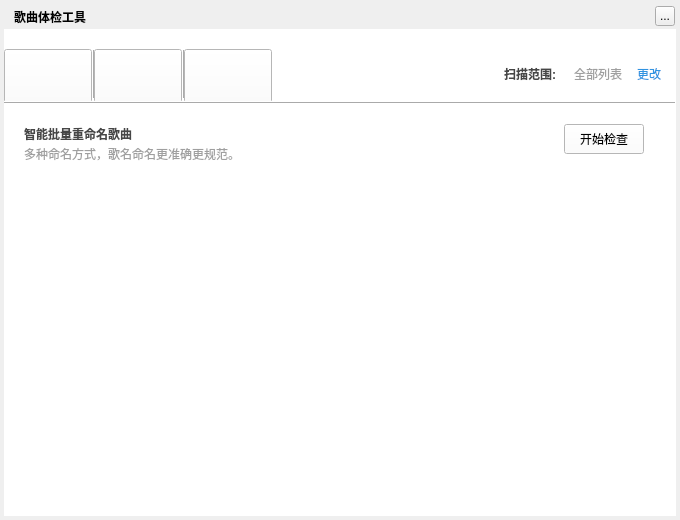
Old version of the form TTKCore/musicUi/musicToolsetswidget/musicsongchecktoolswidget.ui in the repository Greedysky/TTKMusicPlayer.
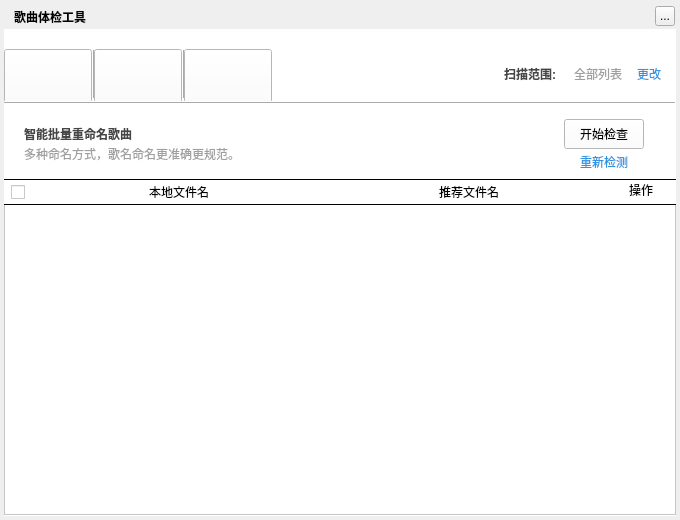
New version of the form. Custom widgets are drawn as their Qt base class.

Commit message: Optimized song check table widget[073402]

```diff
--- a/TTKCore/musicUi/musicToolsetswidget/musicsongchecktoolswidget.ui
+++ b/TTKCore/musicUi/musicToolsetswidget/musicsongchecktoolswidget.ui
@@ -123,7 +123,7 @@
       <property name="geometry">
        <rect>
         <x>560</x>
-        <y>20</y>
+        <y>15</y>
         <width>80</width>
         <height>30</height>
        </rect>
@@ -167,6 +167,141 @@
        <string>多种命名方式，歌名命名更准确更规范。</string>
       </property>
      </widget>
+     <widget class="MusicSongCheckToolsRenameTableWidget" name="renameTableWidget">
+      <property name="geometry">
+       <rect>
+        <x>0</x>
+        <y>100</y>
+        <width>672</width>
+        <height>311</height>
+       </rect>
+      </property>
+     </widget>
+     <widget class="QCheckBox" name="renameSelectAllButton">
+      <property name="geometry">
+       <rect>
+        <x>7</x>
+        <y>80</y>
+        <width>16</width>
+        <height>16</height>
+       </rect>
+      </property>
+      <property name="text">
+       <string/>
+      </property>
+     </widget>
+     <widget class="QLabel" name="renameLabel_3">
+      <property name="geometry">
+       <rect>
+        <x>30</x>
+        <y>80</y>
+        <width>290</width>
+        <height>15</height>
+       </rect>
+      </property>
+      <property name="text">
+       <string>本地文件名</string>
+      </property>
+      <property name="alignment">
+       <set>Qt::AlignCenter</set>
+      </property>
+     </widget>
+     <widget class="QLabel" name="renameLabel_4">
+      <property name="geometry">
+       <rect>
+        <x>320</x>
+        <y>80</y>
+        <width>290</width>
+        <height>15</height>
+       </rect>
+      </property>
+      <property name="text">
+       <string>推荐文件名</string>
+      </property>
+      <property name="alignment">
+       <set>Qt::AlignCenter</set>
+      </property>
+     </widget>
+     <widget class="QLabel" name="renameLabel_5">
+      <property name="geometry">
+       <rect>
+        <x>610</x>
+        <y>80</y>
+        <width>54</width>
+        <height>12</height>
+       </rect>
+      </property>
+      <property name="text">
+       <string>操作</string>
+      </property>
+      <property name="alignment">
+       <set>Qt::AlignCenter</set>
+      </property>
+     </widget>
+     <widget class="QFrame" name="frame_4">
+      <property name="geometry">
+       <rect>
+        <x>0</x>
+        <y>75</y>
+        <width>672</width>
+        <height>1</height>
+       </rect>
+      </property>
+      <property name="frameShape">
+       <enum>QFrame::HLine</enum>
+      </property>
+      <property name="frameShadow">
+       <enum>QFrame::Plain</enum>
+      </property>
+     </widget>
+     <widget class="QFrame" name="frame_5">
+      <property name="geometry">
+       <rect>
+        <x>0</x>
+        <y>100</y>
+        <width>672</width>
+        <height>1</height>
+       </rect>
+      </property>
+      <property name="frameShape">
+       <enum>QFrame::HLine</enum>
+      </property>
+      <property name="frameShadow">
+       <enum>QFrame::Plain</enum>
+      </property>
+     </widget>
+     <widget class="MusicGifLabelWidget" name="renameLoadingLabel">
+      <property name="geometry">
+       <rect>
+        <x>307</x>
+        <y>226</y>
+        <width>58</width>
+        <height>58</height>
+       </rect>
+      </property>
+      <property name="text">
+       <string/>
+      </property>
+     </widget>
+     <widget class="QLabel" name="renameReCheckButton">
+      <property name="geometry">
+       <rect>
+        <x>560</x>
+        <y>50</y>
+        <width>80</width>
+        <height>15</height>
+       </rect>
+      </property>
+      <property name="styleSheet">
+       <string notr="true">color:#2F93E1</string>
+      </property>
+      <property name="text">
+       <string>重新检测</string>
+      </property>
+      <property name="alignment">
+       <set>Qt::AlignCenter</set>
+      </property>
+     </widget>
     </widget>
     <widget class="QWidget" name="duplicatePage">
      <widget class="QPushButton" name="duplicateCheckButton">
@@ -374,6 +509,18 @@
   <zorder>topTitleName</zorder>
   <zorder>topTitleCloseButton</zorder>
  </widget>
+ <customwidgets>
+  <customwidget>
+   <class>MusicSongCheckToolsRenameTableWidget</class>
+   <extends>QTableWidget</extends>
+   <header>musicsongchecktoolstablewidget.h</header>
+  </customwidget>
+  <customwidget>
+   <class>MusicGifLabelWidget</class>
+   <extends>QLabel</extends>
+   <header>musicgiflabelwidget.h</header>
+  </customwidget>
+ </customwidgets>
  <resources/>
  <connections/>
 </ui>
```
Left out of the diff: 7 changed lines with no effect on the pictures. The commit also changes 6 other files.
